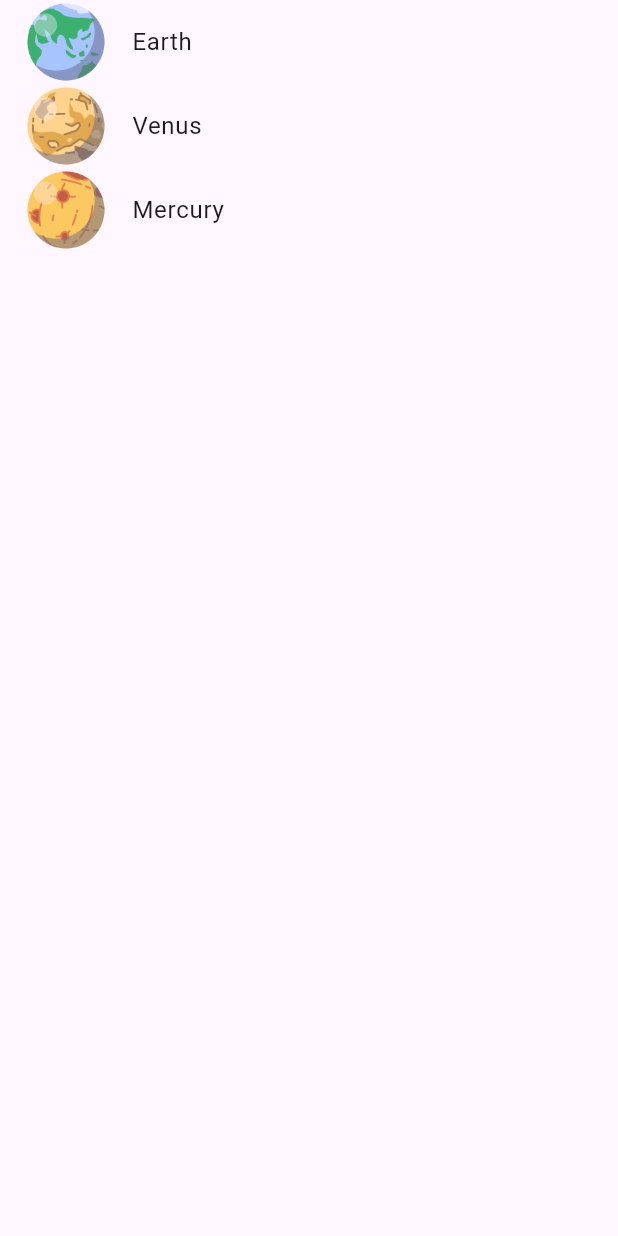
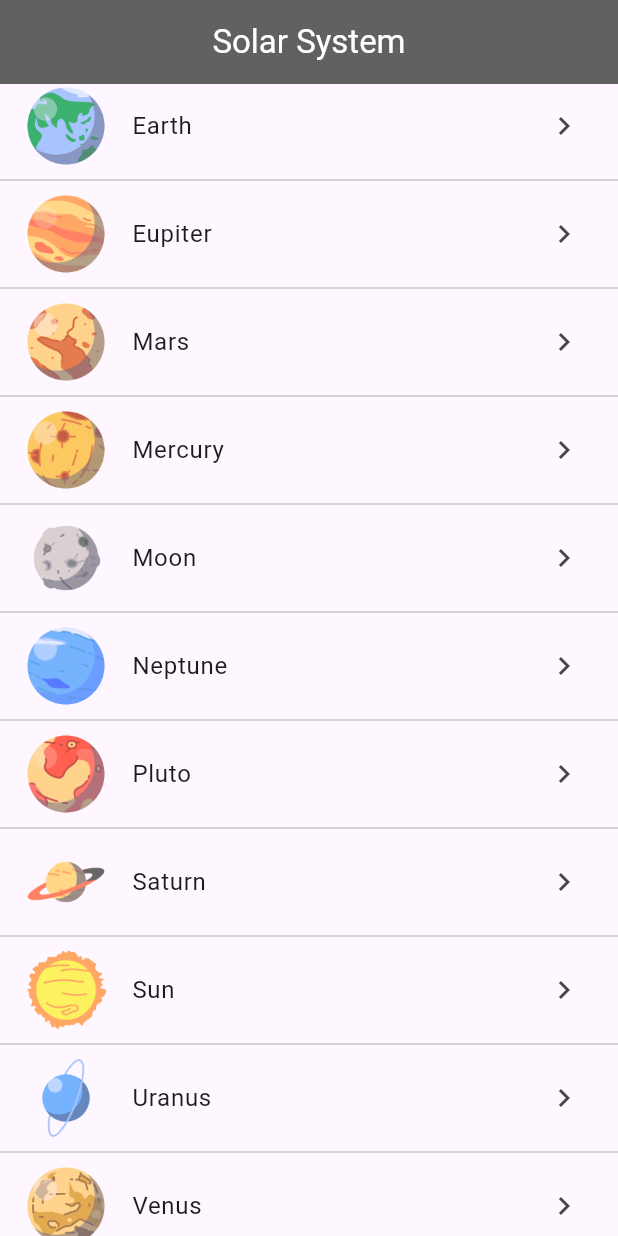
Before and after one commit to msceada1/solar-system, a Flutter app: the SolarSystem screen opened directly, on a phone screen of 412 x 824 dp. Run offline on Flutter 3.47's test engine with Material 3 defaults, Android fonts, the phone set to English and light mode, and no system bars.

Commit message:
#iteracion 2

```diff
--- a/lib/solar_system.dart
+++ b/lib/solar_system.dart
@@ -7,27 +7,55 @@ void main() {
 class SolarSystem extends StatelessWidget {
   const SolarSystem({super.key});
 
+  static final List<String> _urlImagenes = [
+    'assets/images/earth.png',
+    'assets/images/jupiter.png',
+    'assets/images/mars.png',
+    'assets/images/mercury.png',
+    'assets/images/moon.png',
+    'assets/images/neptune.png',
+    'assets/images/pluto.png',
+    'assets/images/saturn.png',
+    'assets/images/sun.png',
+    'assets/images/uranus.png',
+    'assets/images/venus.png',
+  ];
+
+  static final List<String> _planetsNames = [
+    'Earth',
+    'Eupiter',
+    'Mars',
+    'Mercury',
+    'Moon',
+    'Neptune',
+    'Pluto',
+    'Saturn',
+    'Sun',
+    'Uranus',
+    'Venus',
+  ];
+
   @override
   Widget build(BuildContext context) {
     // TODO: implement build
     return SafeArea(
-      bottom: true,
       child: Scaffold(
-        body: ListView(
-          children: [
-            ListTile(
-              leading: Image.asset('assets/images/earth.png'),
-              title: Text('Earth'),
-            ),
-            ListTile(
-              leading: Image.asset('assets/images/venus.png'),
-              title: Text('Venus'),
-            ),
-            ListTile(
-              leading: Image.asset('assets/images/mercury.png'),
-              title: Text('Mercury'),
-            ),
-          ],
+        appBar: AppBar(
+          title: Text('Solar System'),
+          centerTitle: true,
+          backgroundColor: Colors.grey[700],
+          foregroundColor: Colors.white,
+        ),
+        body: ListView.separated(
+          itemCount: _urlImagenes.length,
+          itemBuilder: (context, index) {
+            return ListTile(
+              leading: Image.asset(_urlImagenes[index]),
+              title: Text(_planetsNames[index]),
+              trailing: Icon(Icons.navigate_next),
+            );
+          },
+          separatorBuilder: (context, index) => const Divider(),
         ),
       ),
     );
```
Also changed, not shown: pubspec.yaml (+8 -0 lines).
